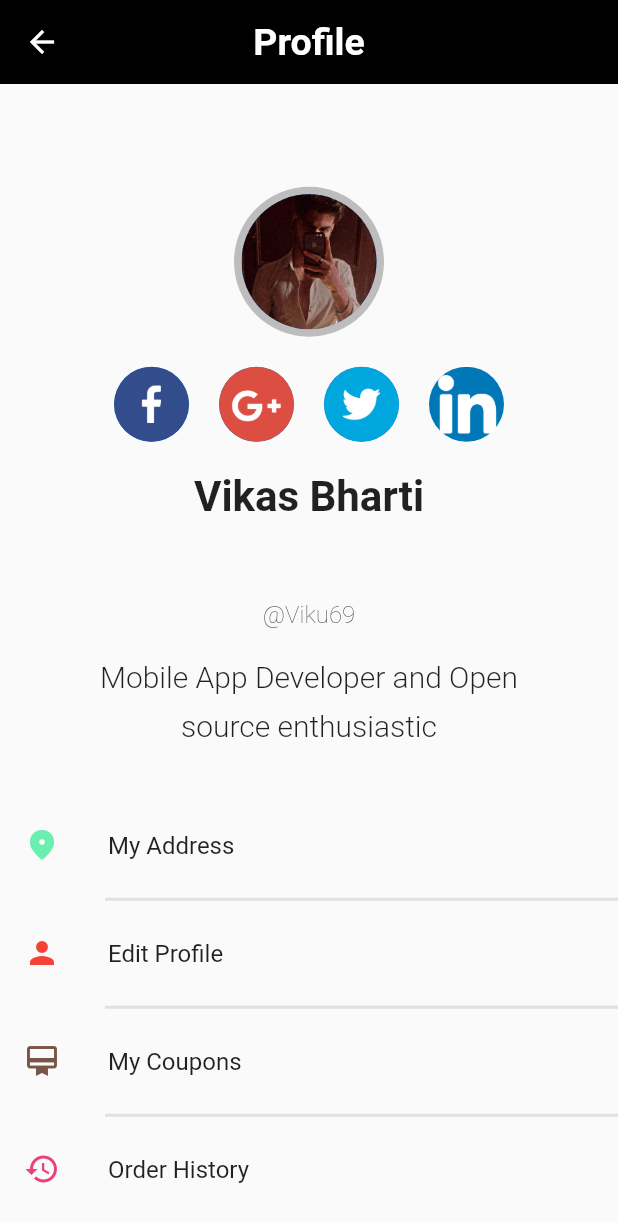
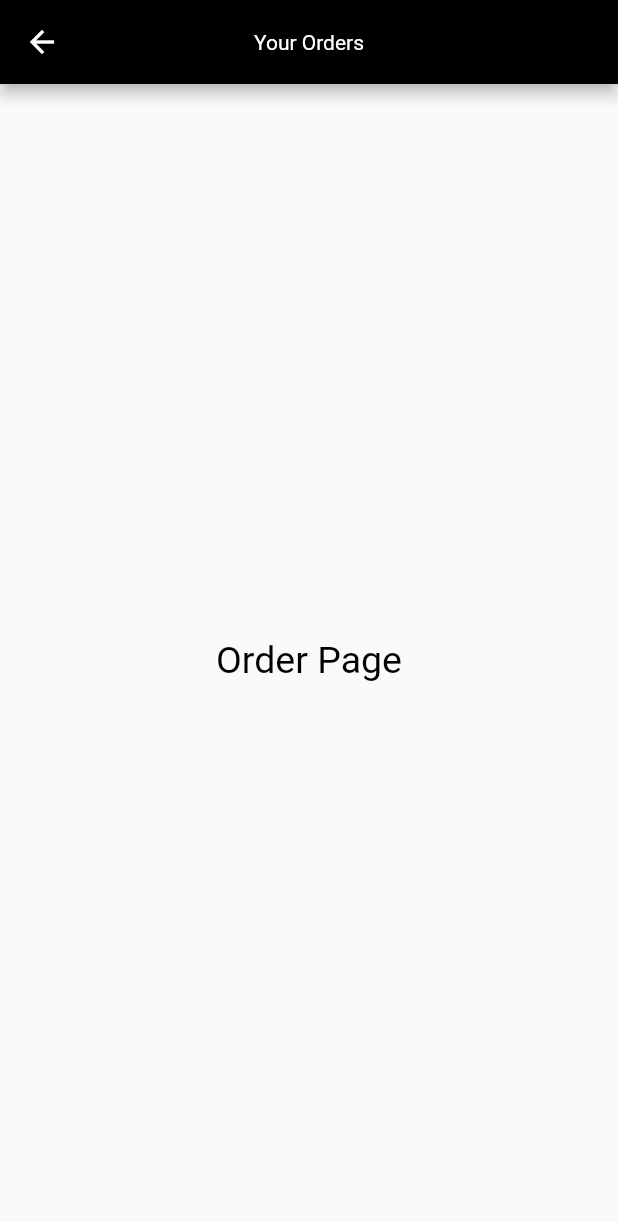
Before and after one commit to VikuDev69/Flutter, a Flutter app: the ProfilePage screen opened directly, after a tap on "Order History", on a phone screen of 412 x 824 dp. Shown: the top 1222 px of the screen. Run offline on Flutter 3.47's test engine with Material 2 defaults, Android fonts, the phone set to English and light mode, and no system bars; our stand-ins replace carousel_slider, dotted_border, get, google_nav_bar, shared_preferences; accounts and stored records are empty.

Commit message:
order Screen Page Template and editing in some pages of existting files

```diff
--- /dev/null
+++ b/lib/pages/orderhistory.dart
@@ -0,0 +1,27 @@
+import 'package:flutter/material.dart';
+
+class OrderHistory extends StatefulWidget {
+  const OrderHistory({super.key});
+
+  @override
+  State<OrderHistory> createState() => _OrderHistoryState();
+}
+
+class _OrderHistoryState extends State<OrderHistory> {
+  @override
+  Widget build(BuildContext context) {
+    return Scaffold(
+      appBar: AppBar(
+          title: Text("Your Orders"),
+          centerTitle: true,
+          backgroundColor: Colors.black,
+          titleTextStyle: TextStyle(color: Colors.white)),
+      body: Center(
+        child: Text(
+          "Order Page",
+          style: TextStyle(fontSize: 25, color: Colors.black),
+        ),
+      ),
+    );
+  }
+}
--- a/lib/pages/profile_page.dart
+++ b/lib/pages/profile_page.dart
@@ -4,7 +4,8 @@ import 'package:flutter/material.dart';
 import 'package:shared_preferences/shared_preferences.dart';
 import 'package:task_1/pages/login_page.dart';
 import 'package:task_1/pages/contact.dart';
-import 'package:task_1/pages/myadd.dart';
+import 'package:task_1/pages/orderhistory.dart';
+import 'package:task_1/pages/savedadd.dart';
 
 class ProfilePage extends StatefulWidget {
   const ProfilePage({super.key});
@@ -181,7 +182,7 @@ class _ProfilePageState extends State<ProfilePage> {
                       Navigator.pushAndRemoveUntil<dynamic>(
                         context,
                         MaterialPageRoute<dynamic>(
-                          builder: (context) => MyAdd(),
+                          builder: (context) => SavedAddress(),
                         ),
                         (route) =>
                             true, //if you want to disable back feature set to false
@@ -217,7 +218,16 @@ class _ProfilePageState extends State<ProfilePage> {
                     indent: 70,
                   ),
                   ListTile(
-                      onTap: () {},
+                      onTap: () {
+                        Navigator.pushAndRemoveUntil<dynamic>(
+                          context,
+                          MaterialPageRoute<dynamic>(
+                            builder: (context) => OrderHistory(),
+                          ),
+                          (route) =>
+                              true, //if you want to disable back feature set to false
+                        );
+                      },
                       title: const Text('Order History'),
                       leading: const Icon(Icons.history),
                       iconColor: const Color.fromARGB(255, 237, 64, 122)),
```
Also changed, not shown: lib/pages/myadd.dart (+12 -10 lines), lib/pages/savedadd.dart (+29 -1 lines).
